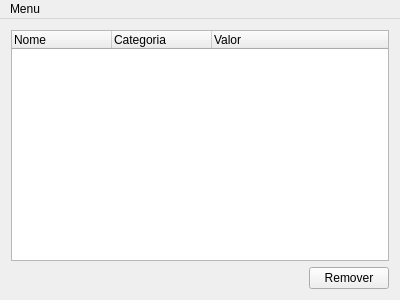
The window that src/mainwindow.ui (matheuspb/INE5417) describes before a commit, drawn with Qt 5.
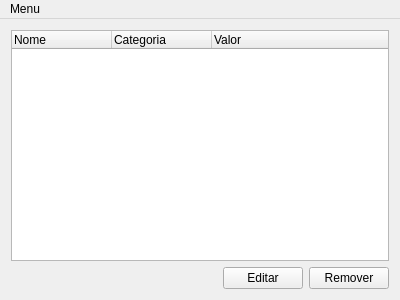
The same window after the commit. Custom widgets are drawn as their Qt base class.

Patch:
```diff
--- a/src/mainwindow.ui
+++ b/src/mainwindow.ui
@@ -40,12 +40,36 @@
       </column>
      </widget>
     </item>
-    <item alignment="Qt::AlignRight">
+    <item>
+     <layout class="QHBoxLayout" name="horizontalLayout">
+      <item>
+       <spacer name="horizontalSpacer">
+        <property name="orientation">
+         <enum>Qt::Horizontal</enum>
+        </property>
+        <property name="sizeHint" stdset="0">
+         <size>
+          <width>40</width>
+          <height>20</height>
+         </size>
+        </property>
+       </spacer>
+      </item>
+      <item>
+       <widget class="QPushButton" name="editButton">
+        <property name="text">
+         <string>Editar</string>
+        </property>
+       </widget>
+      </item>
+      <item>
      <widget class="QPushButton" name="deleteButton">
       <property name="text">
        <string>Remover</string>
       </property>
      </widget>
+      </item>
+     </layout>
     </item>
    </layout>
   </widget>
```
Lines whose indentation alone changed are shown as unchanged.
